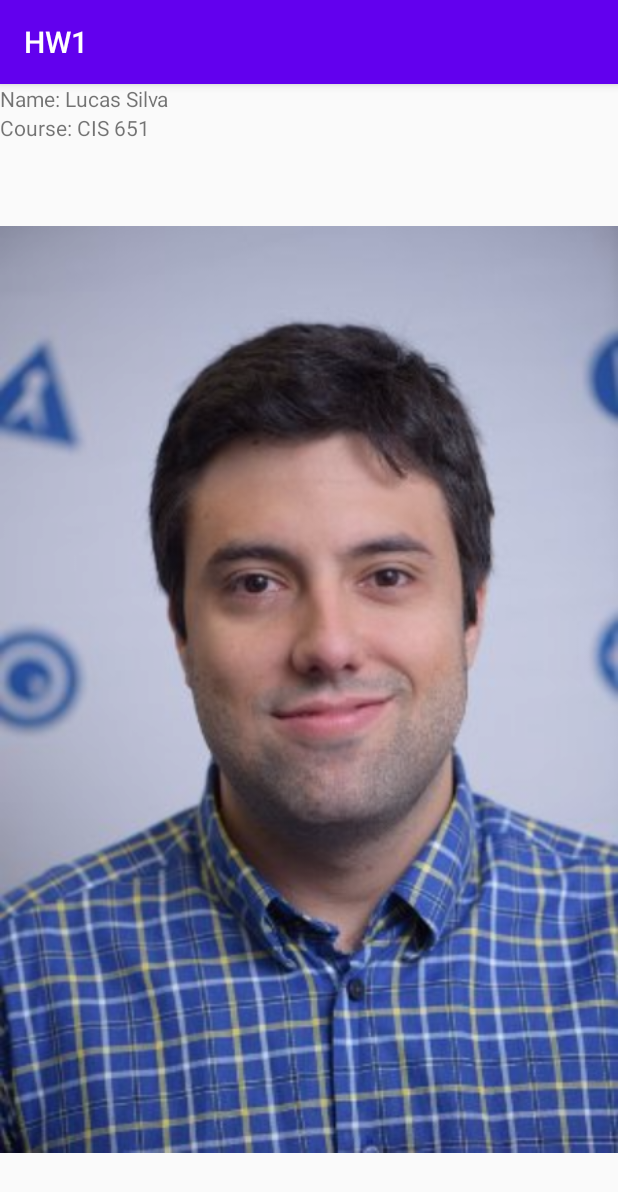
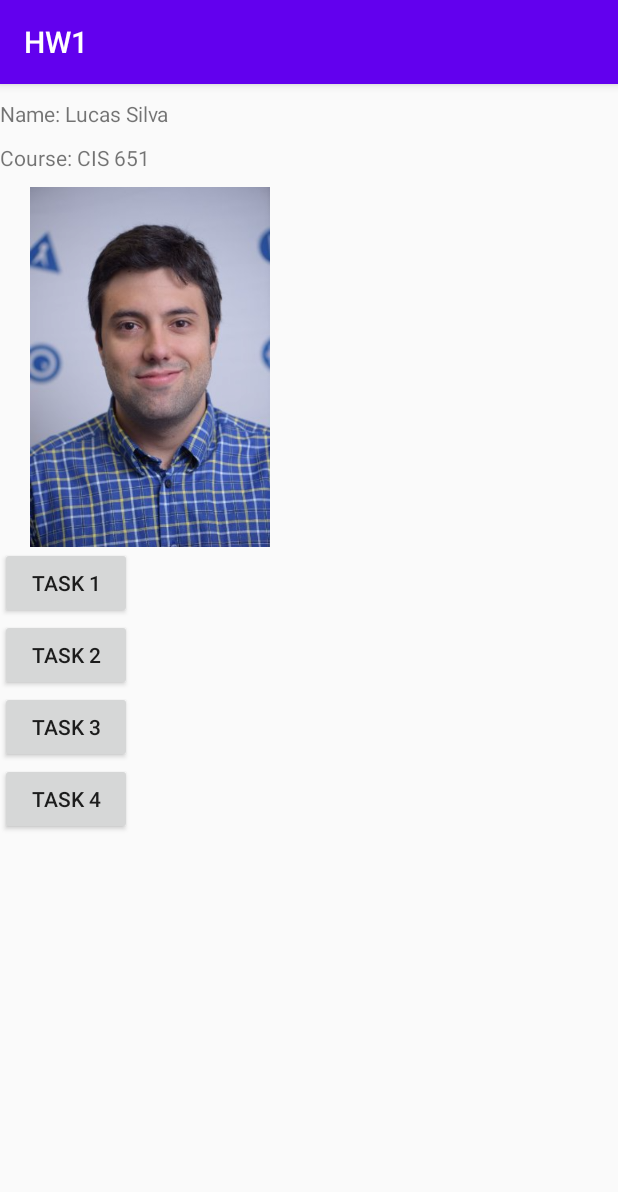
Before and after one commit to lucassimaoo/cis651-hw1, an Android app: the screen it shows after launch (MainActivity), on a phone screen of 412 x 824 dp. Shown: the top 1192 px of the screen. Run offline under Robolectric (Android 15) with nearby library versions, the phone set to English and light mode, and no system bars.

Commit message:
default activity

```diff
--- a/app/app/src/main/res/layout/activity_main.xml
+++ b/app/app/src/main/res/layout/activity_main.xml
@@ -11,20 +11,44 @@
         android:layout_height="match_parent" android:orientation="vertical">
 
         <TextView
+
             android:layout_width="wrap_content"
             android:layout_height="wrap_content"
-            android:text="Name: Lucas Silva"/>
+            android:paddingTop="10dp"
+            android:text="Name: Lucas Silva" />
 
         <TextView
+            android:paddingTop="10dp"
             android:layout_width="wrap_content"
             android:layout_height="wrap_content"
             android:text="Course: CIS 651"/>
 
 
         <android.support.v7.widget.AppCompatImageView
-            android:layout_width="match_parent"
-            android:layout_height="match_parent"
-            android:src="@drawable/me_pic"/>
+            android:paddingTop="10dp"
+            android:layout_width="200dp"
+            android:layout_height="250dp"
+            android:src="@drawable/me_pic" />
+
+        <Button
+            android:text="Task 1"
+            android:layout_width="wrap_content"
+            android:layout_height="wrap_content" />
+
+        <Button
+            android:text="Task 2"
+            android:layout_width="wrap_content"
+            android:layout_height="wrap_content" />
+
+        <Button
+            android:text="Task 3"
+            android:layout_width="wrap_content"
+            android:layout_height="wrap_content" />
+
+        <Button
+            android:text="Task 4"
+            android:layout_width="wrap_content"
+            android:layout_height="wrap_content" />
 
 
     </LinearLayout>
```
